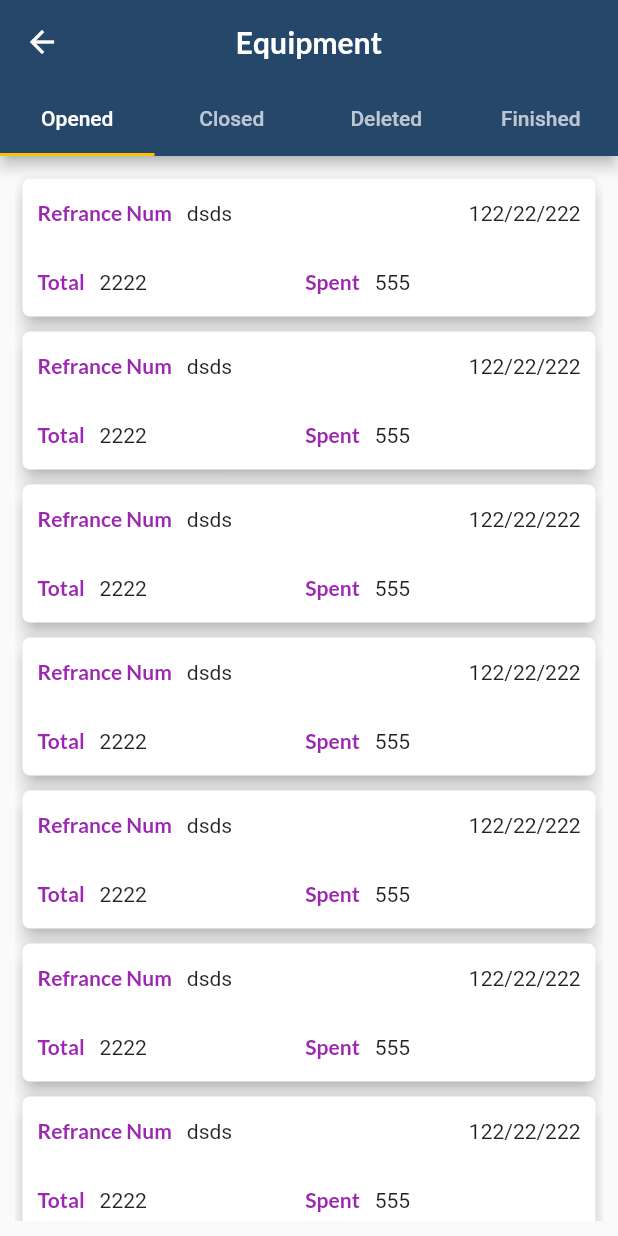
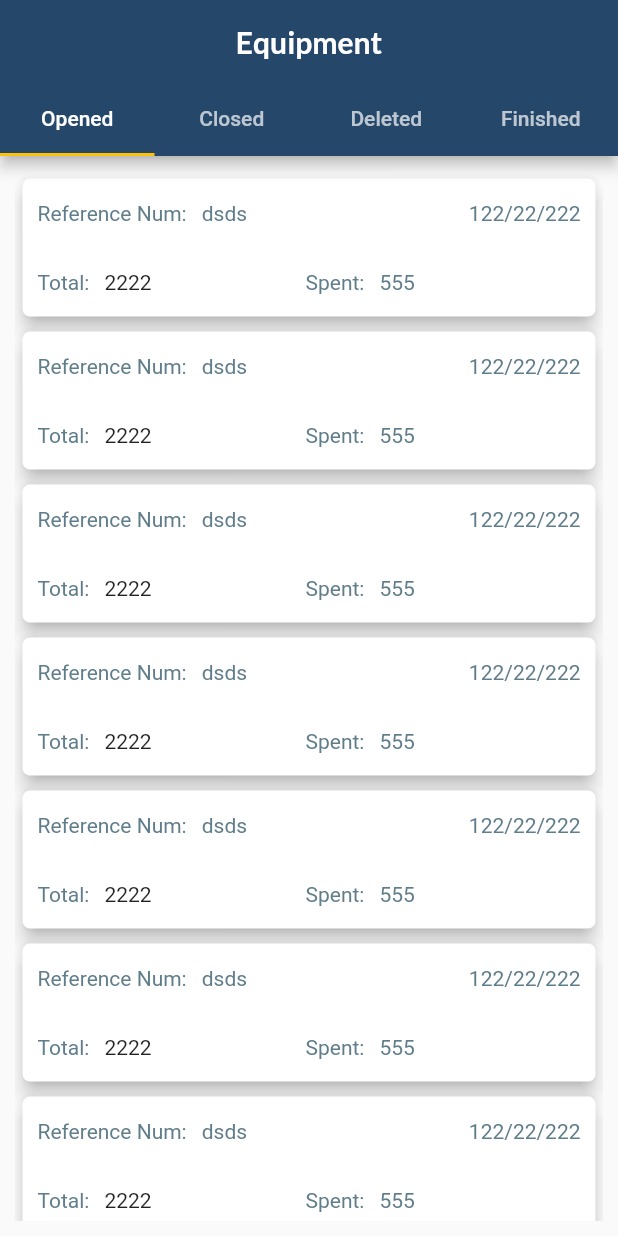
Before and after one commit to youssefshaaban/equipment, a Flutter app: the EquipmentPage screen opened directly, on a phone screen of 412 x 824 dp. Run offline on Flutter 3.47's test engine with Material 2 defaults, Android fonts, the light colour scheme and no system bars; our stand-ins replace image_picker; Roboto replaces fonts that are missing (Quicksand).

Commit message:
equipment2

```diff
--- /dev/null
+++ b/lib/app_localization.dart
@@ -0,0 +1,7 @@
+
+
+
+class AppLocalizations{
+
+
+}
--- /dev/null
+++ b/lib/languages/ar.json
@@ -0,0 +1,4 @@
+
+{
+
+}
--- /dev/null
+++ b/lib/languages/en.json
@@ -0,0 +1,5 @@
+
+
+{
+
+}
--- a/lib/pages/custody_details.dart
+++ b/lib/pages/custody_details.dart
@@ -4,8 +4,7 @@ import 'package:equipment/widget/details_widget.dart';
 import 'package:flutter/material.dart';
 
 class CustodyDetails extends StatelessWidget {
-
-
+  static const routeName='/custodyDetailsRouteName';
 
   final List<Details> detailsList1 = detailsList;
 
--- a/lib/pages/login_page.dart
+++ b/lib/pages/login_page.dart
@@ -1,3 +1,4 @@
+import 'package:equipment/model/tabs_screen.dart';
 import 'package:flutter/material.dart';
 
 class LoginPage extends StatefulWidget {
@@ -59,6 +60,7 @@ class _LoginState extends State<LoginPage> {
                   onPressed: () {
                     print(nameController.text);
                     print(passwordController.text);
+                    _loginProcess();
                   },
                 ))
           ],
@@ -66,4 +68,8 @@ class _LoginState extends State<LoginPage> {
       ),
     );
   }
+
+  void _loginProcess() {
+    Navigator.of(context).pushReplacementNamed(TabsScreen.routeName);
+  }
 }
--- a/lib/widget/item_equipment.dart
+++ b/lib/widget/item_equipment.dart
@@ -1,4 +1,5 @@
 import 'package:equipment/model/Equipment.dart';
+import 'package:equipment/pages/custody_details.dart';
 import 'package:flutter/material.dart';
 
 class ItemEquipment extends StatelessWidget {
@@ -8,7 +9,11 @@ class ItemEquipment extends StatelessWidget {
 
   @override
   Widget build(BuildContext context) {
-    return Card(
+    return InkWell(
+      onTap: () {
+        Navigator.of(context).pushNamed(CustodyDetails.routeName);
+      },
+      child: Card(
         elevation: 5,
         shape: RoundedRectangleBorder(
             borderRadius: BorderRadius.all(Radius.circular(5))),
@@ -21,18 +26,20 @@ class ItemEquipment extends StatelessWidget {
                 mainAxisAlignment: MainAxisAlignment.start,
                 children: [
                   Text(
-                  "Refrance Num",
-                  style: Theme.of(context).textTheme.headline1,
+                    "Reference Num:",
+                    style: TextStyle(color:Colors.blueGrey),
                   ),
                   Expanded(
                     child: Container(
                         margin: EdgeInsets.symmetric(vertical: 5, horizontal: 10),
                         child: Text(
                           equipment.id!,
+                          style: TextStyle(color:Colors.blueGrey),
                         )),
                   ),
                   Text(
                     equipment.date!,
+                      style: TextStyle(color:Colors.blueGrey)
                   )
                 ],
               ),
@@ -43,8 +50,8 @@ class ItemEquipment extends StatelessWidget {
                 mainAxisAlignment: MainAxisAlignment.start,
                 children: [
                   Text(
-                  "Total",
-                  style: Theme.of(context).textTheme.headline1,
+                    "Total:",
+                    style: TextStyle(color:Colors.blueGrey),
                   ),
                   Expanded(
                       child: Padding(
@@ -53,12 +60,13 @@ class ItemEquipment extends StatelessWidget {
                       equipment.totalAmount!,
                     ),
                   )),
-                Text("Spent", style: Theme.of(context).textTheme.headline1),
+                  Text("Spent:", style: TextStyle(color:Colors.blueGrey)),
                   Expanded(
                       child: Padding(
                     padding: EdgeInsets.symmetric(vertical: 5, horizontal: 10),
                     child: Text(
                       equipment.remianAmount!,
+                        style: TextStyle(color:Colors.blueGrey)
                     ),
                   ))
                 ],
@@ -66,6 +74,7 @@ class ItemEquipment extends StatelessWidget {
             )
           ],
         ),
+      ),
     );
   }
 }
```
Also changed, not shown: lib/main.dart (+27 -5 lines), lib/model/tabs_screen.dart (added, +77 -0 lines), lib/pages/profile_page.dart (added, +15 -0 lines), lib/widget/details_widget.dart (+25 -1 lines), pubspec.yaml (+5 -2 lines), pubspec.lock. Lines whose indentation alone changed are shown as unchanged.
